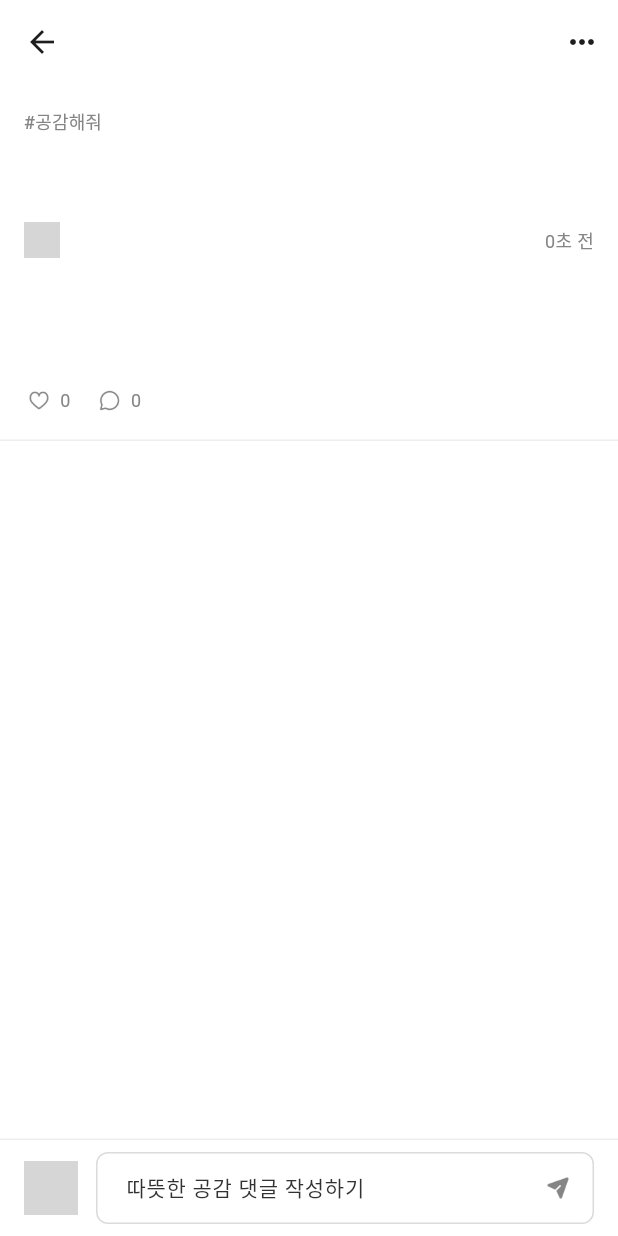
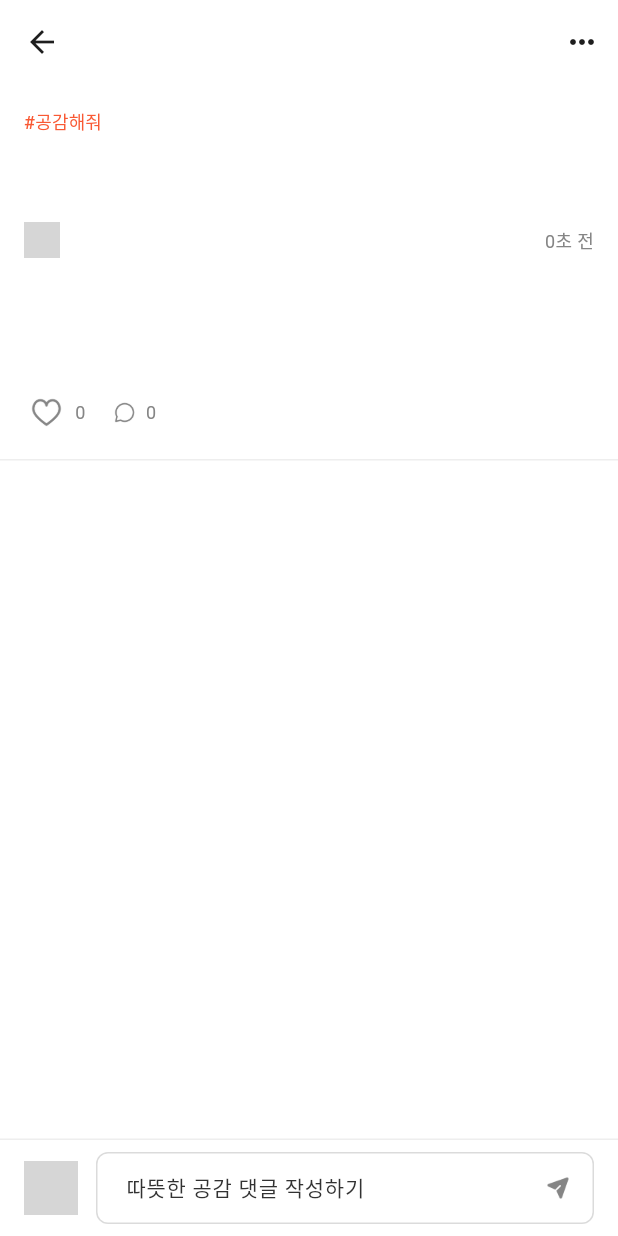
Before and after one commit to Among-Us-KR/flutter_sns, a Flutter app: the ContentsDetailPage screen opened directly with empty values, on a phone screen of 412 x 824 dp. Run offline on Flutter 3.47's test engine with Material 3 defaults, Android fonts, the light colour scheme and no system bars; our stand-ins replace cloud_firestore, firebase_auth, firebase_core, firebase_storage, flutter_image_compress, flutter_local_notifications and 4 more; accounts and stored records are empty; network calls fail; Roboto replaces fonts that are missing (SpoqaHanSansNeo); project files that could hold a hidden picture were left out; grey boxes are pictures that could not be loaded.

Commit message:
fix: 폰트 스타일 크기 수정

```diff
--- a/lib/write/presentation/screens/contents_detail/widgets/comment_tile.dart
+++ b/lib/write/presentation/screens/contents_detail/widgets/comment_tile.dart
@@ -67,7 +67,7 @@ class CommentTile extends StatelessWidget {
               Text(
                 comment.content,
                 style: AppTypography.style(
-                  AppTypography.s12,
+                  AppTypography.s16,
                   color: AppColors.n700,
                 ),
               ),
--- a/lib/write/presentation/screens/contents_detail/widgets/post_actions.dart
+++ b/lib/write/presentation/screens/contents_detail/widgets/post_actions.dart
@@ -29,13 +29,13 @@ class PostActions extends ConsumerWidget {
               isLiked
                   ? 'assets/icons/heart_orange.png'
                   : 'assets/icons/heart_grey_empty.png',
-              width: 20,
-              height: 20,
+              width: 30,
+              height: 30,
             ),
             loading: () => Image.asset(
               'assets/icons/heart_grey_empty.png',
-              width: 20,
-              height: 20,
+              width: 30,
+              height: 30,
             ),
             error: (err, stack) => const Icon(Icons.error, size: 20),
           ),
--- a/lib/write/presentation/screens/contents_detail/widgets/post_contents_view.dart
+++ b/lib/write/presentation/screens/contents_detail/widgets/post_contents_view.dart
@@ -31,7 +31,6 @@ class PostContentView extends StatelessWidget {
   @override
   Widget build(BuildContext context) {
     final textTheme = Theme.of(context).textTheme;
-    // TODO: 실제 태그 데이터로 교체 필요
     final tags = [
       post.category,
       post.mode == 'punch' ? '팩폭해줘' : '공감해줘',
@@ -50,7 +49,7 @@ class PostContentView extends StatelessWidget {
                     child: Text(
                       '#$tag',
                       style: textTheme.labelMedium?.copyWith(
-                        color: AppColors.n600,
+                        color: AppColors.brand,
                       ),
                     ),
                   ),
@@ -91,7 +90,18 @@ class PostContentView extends StatelessWidget {
           const SizedBox(height: 24),
 
           // 본문 내용
-          Text(post.content, style: AppTypography.body(AppColors.n800)),
+          // Text(post.content, style: AppTypography.body(AppColors.n800)),
+          Text(
+            post.content,
+            style: AppTypography.style(
+              AppTypography.s16,
+              color: AppColors.n800,
+            ),
+
+            // style: AppTypography.(AppColors.n800).copyWith(
+            //   fontSize: 18.0, // 원하는 폰트 크기로 조절하세요.
+            // ),
+          ),
           const SizedBox(height: 24),
 
           // 이미지
--- a/lib/write/presentation/screens/home/widgets/post_info.dart
+++ b/lib/write/presentation/screens/home/widgets/post_info.dart
@@ -113,7 +113,7 @@ class PostInfo extends ConsumerWidget {
                     padding: const EdgeInsets.only(right: 8.0),
                     child: Text(
                       '#$tag',
-                      style: AppTypography.labelXS(whiteColor),
+                      style: AppTypography.caption(whiteColor),
                     ),
                   ),
                 ),
@@ -121,11 +121,11 @@ class PostInfo extends ConsumerWidget {
                 commentsCountAsync.when(
                   data: (count) => Text(
                     '댓글 $count',
-                    style: AppTypography.labelXS(whiteColor.withOpacity(0.8)),
+                    style: AppTypography.caption(whiteColor.withOpacity(0.8)),
                   ),
                   loading: () => Text(
                     '댓글 $commentCount', // 로딩 중에는 기존 stats 값 표시
-                    style: AppTypography.labelXS(whiteColor.withOpacity(0.8)),
+                    style: AppTypography.caption(whiteColor.withOpacity(0.8)),
                   ),
                   error: (err, stack) => const SizedBox.shrink(),
                 ),
```
